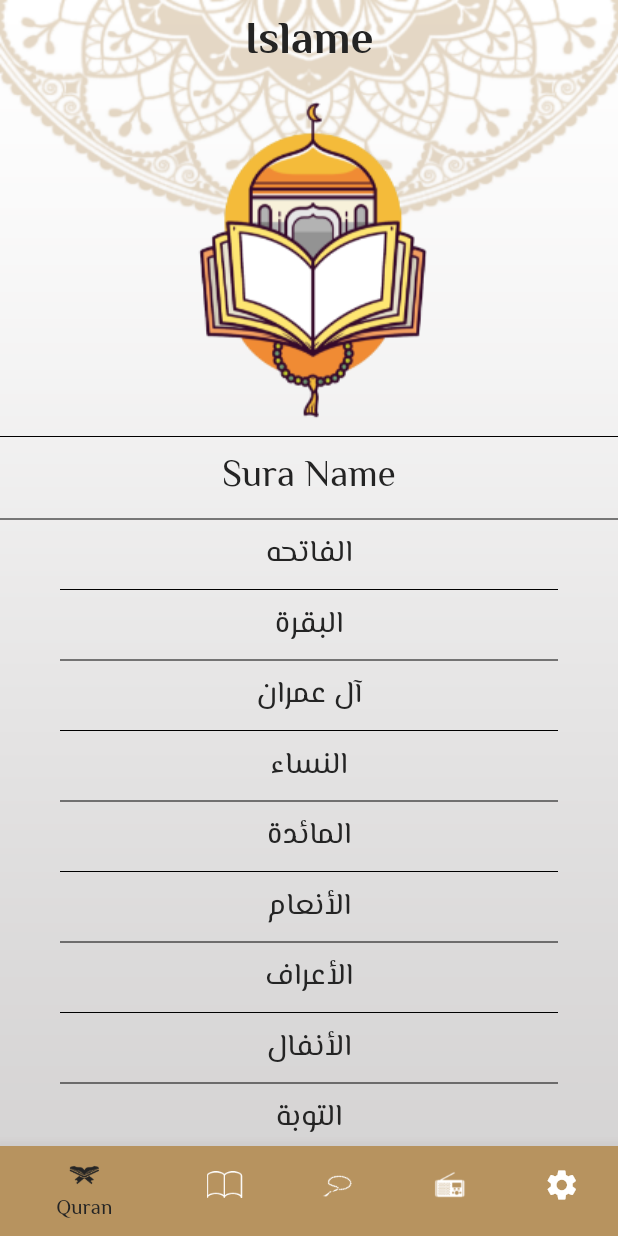
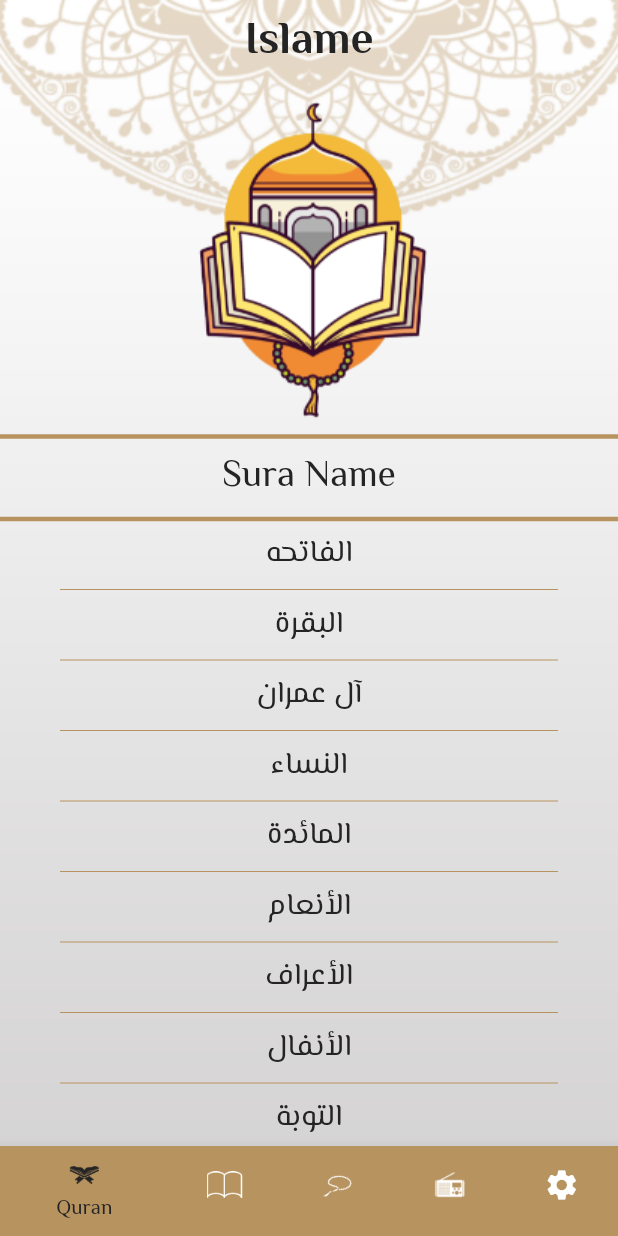
Before and after one commit to ahs25001/islame, a Flutter app: the screen it shows after launch, on a phone screen of 412 x 824 dp. Run offline on Flutter 3.47's test engine with Material 2 defaults, Android fonts, the phone set to English and light mode, and no system bars; our stand-ins replace google_fonts; generated files the repository leaves out were written again.

Commit message:
change color of separator in list for hadeth screen and color of dividers in quran screen

```diff
--- a/lib/hadethScreen.dart
+++ b/lib/hadethScreen.dart
@@ -5,6 +5,7 @@ import 'package:islame2/myThame.dart';
 import 'hadethDitales.dart';
 import 'hadethModel.dart';
 import 'package:flutter_gen/gen_l10n/app_localizations.dart';
+
 class Hadeth extends StatefulWidget {
   static const String routName = 'hadeth';
 
@@ -29,7 +30,8 @@ class _HadethState extends State<Hadeth> {
             color: MyTheme.primary,
             thickness: 3,
           ),
-          Text(AppLocalizations.of(context)!.ahadeth, style: Theme.of(context).textTheme.bodyMedium),
+          Text(AppLocalizations.of(context)!.ahadeth,
+              style: Theme.of(context).textTheme.bodyMedium),
           Divider(
             color: MyTheme.primary,
             thickness: 3,
@@ -38,8 +40,9 @@ class _HadethState extends State<Hadeth> {
             child: ListView.separated(
                 itemBuilder: (context, index) {
                   return InkWell(
-                    onTap: (){
-                      Navigator.pushNamed(context, HadethDitales.routName,arguments: ahadeth[index]);
+                    onTap: () {
+                      Navigator.pushNamed(context, HadethDitales.routName,
+                          arguments: ahadeth[index]);
                     },
                     child: Text(
                       ahadeth[index].title,
@@ -50,7 +53,7 @@ class _HadethState extends State<Hadeth> {
                 },
                 separatorBuilder: (context, index) {
                   return Divider(
-                    thickness: 3,
+                    color: MyTheme.primary,
                     endIndent: 40,
                     indent: 40,
                   );
--- a/lib/quranScreen.dart
+++ b/lib/quranScreen.dart
@@ -1,7 +1,9 @@
 import 'package:flutter/material.dart';
+import 'package:islame2/myThame.dart';
 import 'package:islame2/suraDitales.dart';
 import 'package:islame2/suraModel.dart';
 import 'package:flutter_gen/gen_l10n/app_localizations.dart';
+
 class Quran extends StatelessWidget {
   static const String routName = 'quran';
   List<String> suraNames = [
@@ -127,20 +129,23 @@ class Quran extends StatelessWidget {
       child: Column(
         children: [
           Image.asset('assets/images/quran_image.png'),
-          Divider(color: Colors.black),
+          Divider(
+            thickness: 3,
+            color: MyTheme.primary,
+          ),
           Text(
-          AppLocalizations.of(context)!.suraName
-          ,
+            AppLocalizations.of(context)!.suraName,
             style: Theme.of(context).textTheme.bodyMedium,
           ),
           Divider(
-            color: Colors.black,
+            thickness: 3,
+            color: MyTheme.primary,
           ),
           Expanded(
             child: ListView.separated(
               itemCount: suraNames.length,
               separatorBuilder: (context, index) => Divider(
-                color: Colors.black,
+                color: MyTheme.primary,
                 endIndent: 40,
                 indent: 40,
               ),
```
